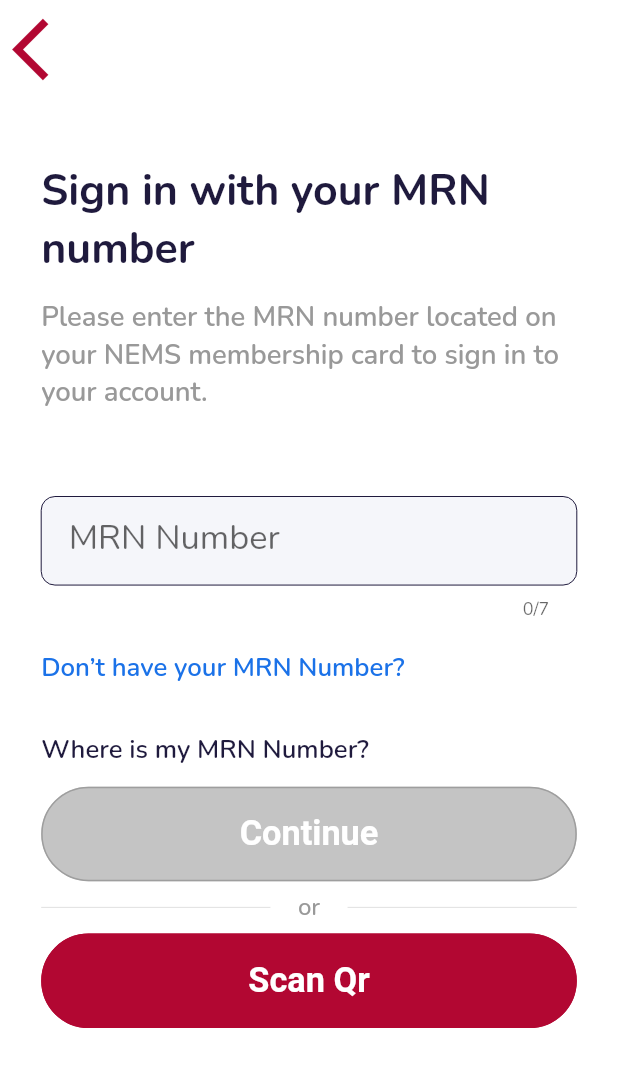
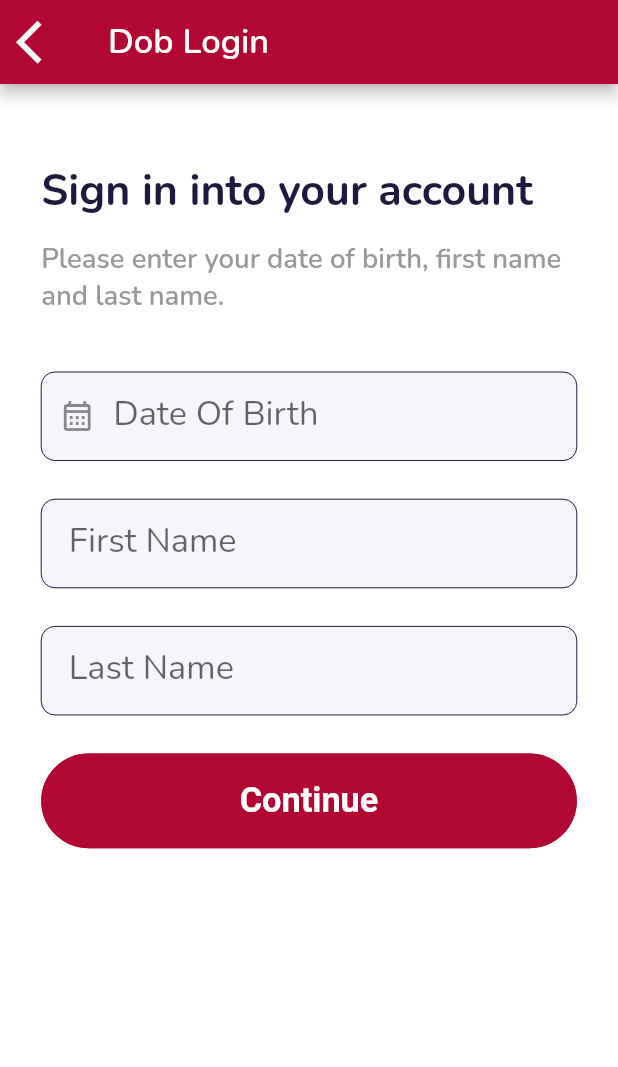
Before and after one commit to Kat001/Nems-Flutter-App, a Flutter app: the CheckMrn screen opened directly, after a tap on "Don’t have your MRN Number?", on a phone screen of 412 x 824 dp. Shown: the top 1067 px of the screen. Run offline on Flutter 3.47's test engine with Material 2 defaults, Android fonts, the phone set to English and light mode, and no system bars; our stand-ins replace bloc, dartz, equatable, flutter_bloc, flutter_easyloading, flutter_screenutil and 3 more; accounts and stored records are empty.

Commit message:
dob login implemented

```diff
--- /dev/null
+++ b/lib/auth/blocs/check_dob/check_dob_bloc.dart
@@ -0,0 +1,45 @@
+import 'package:bloc/bloc.dart';
+import 'package:dartz/dartz.dart';
+import 'package:equatable/equatable.dart';
+import 'package:http/http.dart';
+import 'package:nems/auth/models/verify_dob.dart';
+import 'package:nems/auth/models/verify_mrn_model.dart';
+
+import 'package:nems/auth/repositories/user_repository.dart';
+import 'package:nems/auth/repositories/user_repository_impl.dart';
+import 'package:nems/auth/services/login_service.dart';
+import 'package:nems/core/api_client.dart';
+import 'package:nems/core/app_error.dart';
+
+part 'check_dob_event.dart';
+part 'check_dob_state.dart';
+
+class CheckDobBloc extends Bloc<CheckDobEvent, CheckDobState> {
+  CheckDobBloc() : super(CheckDobInitialState()) {
+    ApiClient apiClient = ApiClient(Client());
+    LoginUser loginUser = LoginUserImpl(apiClient);
+    UserRepository userRepository = UserRepositoryImpl(loginUser);
+
+    on<DobSubmittedEvent>((event, emit) async {
+      emit(CheckDobLoadingState());
+      var data = {
+        'dob': event.dob,
+        'firstName': event.firstname,
+        'lastName': event.lastname
+      };
+      final Either<AppError, DobData> eitherresponse =
+          await userRepository.verifyDob(data);
+
+      eitherresponse.fold((l) {
+        emit(const CheckDobErrorState("MRN does not exists"));
+        emit(CheckDobInitialState());
+      }, (r) {
+        if (r.status == 'success') {
+          emit(CheckDobSuccessState(r));
+        } else {
+          emit(CheckDobInitialState());
+        }
+      });
+    });
+  }
+}
--- /dev/null
+++ b/lib/auth/blocs/check_dob/check_dob_event.dart
@@ -0,0 +1,16 @@
+part of 'check_dob_bloc.dart';
+
+abstract class CheckDobEvent extends Equatable {
+  const CheckDobEvent();
+
+  @override
+  List<Object> get props => [];
+}
+
+class DobSubmittedEvent extends CheckDobEvent {
+  final String dob;
+  final String firstname;
+  final String lastname;
+
+  const DobSubmittedEvent(this.dob, this.firstname, this.lastname);
+}
--- /dev/null
+++ b/lib/auth/blocs/check_dob/check_dob_state.dart
@@ -0,0 +1,25 @@
+part of 'check_dob_bloc.dart';
+
+abstract class CheckDobState extends Equatable {
+  const CheckDobState();
+
+  @override
+  List<Object> get props => [];
+}
+
+class CheckDobInitialState extends CheckDobState {}
+
+class CheckDobLoadingState extends CheckDobState {}
+
+class CheckDobSuccessState extends CheckDobState {
+  final DobData dobData;
+
+  const CheckDobSuccessState(this.dobData);
+  @override
+  List<Object> get props => [dobData];
+}
+
+class CheckDobErrorState extends CheckDobState {
+  final String errorMesage;
+  const CheckDobErrorState(this.errorMesage);
+}
--- /dev/null
+++ b/lib/auth/models/verify_dob.dart
@@ -0,0 +1,27 @@
+class DobData {
+  String? message;
+  String? status;
+  String? telecom;
+  String? channel;
+  String? mrn;
+
+  DobData({this.message, this.status, this.telecom, this.channel, this.mrn});
+
+  DobData.fromJson(Map<String, dynamic> json) {
+    message = json['message'];
+    status = json['status'];
+    telecom = json['telecom'];
+    channel = json['channel'];
+    mrn = json['mrn'];
+  }
+
+  Map<String, dynamic> toJson() {
+    final Map<String, dynamic> data = new Map<String, dynamic>();
+    data['message'] = this.message;
+    data['status'] = this.status;
+    data['telecom'] = this.telecom;
+    data['channel'] = this.channel;
+    data['mrn'] = this.mrn;
+    return data;
+  }
+}
--- a/lib/auth/repositories/user_repository.dart
+++ b/lib/auth/repositories/user_repository.dart
@@ -1,9 +1,11 @@
 import 'package:dartz/dartz.dart';
 import 'package:nems/auth/models/auth_user_model.dart';
+import 'package:nems/auth/models/verify_dob.dart';
 import 'package:nems/auth/models/verify_mrn_model.dart';
 import 'package:nems/core/app_error.dart';
 
 abstract class UserRepository {
   Future<Either<AppError, MrnData>> verifyMrn(Map<dynamic, dynamic> data);
   Future<Either<AppError, AuthUser>> loginUser(Map<dynamic, dynamic> data);
+  Future<Either<AppError, DobData>> verifyDob(Map<dynamic, dynamic> data);
 }
--- a/lib/auth/screens/check_mrn.dart
+++ b/lib/auth/screens/check_mrn.dart
@@ -3,6 +3,7 @@
 import 'package:flutter/material.dart';
 import 'package:flutter_bloc/flutter_bloc.dart';
 import 'package:flutter_easyloading/flutter_easyloading.dart';
+import 'package:nems/auth/blocs/check_dob/check_dob_bloc.dart';
 
 import 'package:nems/auth/blocs/checkmrn/checkmrn_bloc.dart';
 import 'package:nems/auth/blocs/verifyotp/verifyotp_bloc.dart';
@@ -10,6 +11,8 @@ import 'package:nems/auth/blocs/verifyotp/verifyotp_bloc.dart';
 import 'package:nems/auth/screens/check_otp.dart';
 
 import 'package:flutter_screenutil/flutter_screenutil.dart';
+import 'package:nems/auth/screens/dob_login.dart';
+import 'package:nems/auth/widgets/image_popup.dart';
 
 class CheckMrn extends StatefulWidget {
   const CheckMrn({Key? key}) : super(key: key);
@@ -33,18 +36,24 @@ class _CheckMrnState extends State<CheckMrn> {
     return Scaffold(
       resizeToAvoidBottomInset: false,
       appBar: AppBar(
-        backgroundColor: Colors.white,
-        elevation: 0,
         leading: IconButton(
           onPressed: () {
-            Navigator.of(context).pop();
+            Navigator.pop(context);
           },
           icon: Icon(
             Icons.arrow_back_ios,
-            color: buttonColor,
-            size: 50,
+            size: 30.sp,
           ),
         ),
+        title: Text(
+          'Check Mrn',
+          style: TextStyle(
+            fontSize: 20.sp,
+            fontWeight: FontWeight.w600,
+            color: Colors.white,
+          ),
+        ),
+        backgroundColor: buttonColor,
       ),
       backgroundColor: Colors.white,
       body: BlocListener<CheckMrnBloc, CheckMrnState>(
@@ -118,7 +127,14 @@ class _CheckMrnState extends State<CheckMrn> {
                   ),
                   InkWell(
                     onTap: () {
-                      print("do not have mrn");
+                      Navigator.push(
+                        context,
+                        MaterialPageRoute(
+                            builder: (context) => BlocProvider(
+                                  create: (context) => CheckDobBloc(),
+                                  child: DobLogin(),
+                                )),
+                      );
                     },
                     child: Text(
                       "Don’t have your MRN Number?",
@@ -133,16 +149,25 @@ class _CheckMrnState extends State<CheckMrn> {
                     height: 25.h,
                   ),
                   InkWell(
-                    onTap: () {
-                      print("where is my mrn");
+                    onTap: () async {
+                      await showDialog(
+                          context: context, builder: (_) => ImageDialog());
                     },
-                    child: Text(
+                    child: Row(
+                      children: [
+                        Icon(Icons.info_outline_rounded),
+                        SizedBox(
+                          width: 5.w,
+                        ),
+                        Text(
                           "Where is my MRN Number?",
                           style: TextStyle(
                             fontSize: 15.sp,
                             fontWeight: FontWeight.w600,
                             color: darkTextColor,
                           ),
+                        ),
+                      ],
                     ),
                   ),
                   SizedBox(
--- /dev/null
+++ b/lib/auth/screens/dob_login.dart
@@ -0,0 +1,252 @@
+import 'package:flutter/cupertino.dart';
+import 'package:flutter/material.dart';
+import 'package:flutter_bloc/flutter_bloc.dart';
+import 'package:flutter_easyloading/flutter_easyloading.dart';
+import 'package:flutter_screenutil/flutter_screenutil.dart';
+import 'package:intl/intl.dart';
+import 'package:nems/auth/blocs/check_dob/check_dob_bloc.dart';
+import 'package:nems/auth/blocs/verifyotp/verifyotp_bloc.dart';
+import 'package:nems/auth/screens/check_otp.dart';
+
+class DobLogin extends StatefulWidget {
+  const DobLogin({Key? key}) : super(key: key);
+
+  @override
+  State<DobLogin> createState() => _DobLoginState();
+}
+
+class _DobLoginState extends State<DobLogin> {
+  final purpleColor = Color(0xff6688FF);
+  final darkTextColor = Color(0xff1F1A3D);
+  final lightTextColor = Color(0xff999999);
+  final textFieldColor = Color(0xffF5F6FA);
+  final borderColor = Color(0xffD9D9D9);
+  final linkColor = Color(0xFF1b72e8);
+  final buttonColor = Color(0xFFb20732);
+  final TextEditingController firstName = TextEditingController();
+  final TextEditingController lastName = TextEditingController();
+  final TextEditingController dob = TextEditingController();
+  DateTime dateTime = DateTime.now();
+
+  @override
+  Widget build(BuildContext context) {
+    return Scaffold(
+      resizeToAvoidBottomInset: false,
+      appBar: AppBar(
+        leading: IconButton(
+          onPressed: () {
+            Navigator.pop(context);
+          },
+          icon: Icon(
+            Icons.arrow_back_ios,
+            size: 30.sp,
+          ),
+        ),
+        title: Text(
+          'Dob Login',
+          style: TextStyle(
+            fontSize: 20.sp,
+            fontWeight: FontWeight.w600,
+            color: Colors.white,
+          ),
+        ),
+        backgroundColor: buttonColor,
+      ),
+      backgroundColor: Colors.white,
+      body: BlocListener<CheckDobBloc, CheckDobState>(
+        listener: (context, state) {
+          if (state is CheckDobSuccessState) {
+            Navigator.push(
+              context,
+              MaterialPageRoute(
+                  builder: (context) => BlocProvider(
+                        create: (context) => VerifyOtpBloc(),
+                        child: CheckOtp(
+                          mrn: state.dobData.mrn,
+                          phone: state.dobData.telecom,
+                        ),
+                      )),
+            );
+          }
+          if (state is CheckDobErrorState) {
+            EasyLoading.showError(state.errorMesage);
+          }
+        },
+        child: SingleChildScrollView(
+          child: SafeArea(
+            child: Padding(
+              padding: EdgeInsets.symmetric(horizontal: 24.w),
+              child: Column(
+                crossAxisAlignment: CrossAxisAlignment.start,
+                children: [
+                  SizedBox(
+                    height: 40.h,
+                  ),
+                  Text(
+                    "Sign in into your account",
+                    style: TextStyle(
+                      fontSize: 25.sp,
+                      fontWeight: FontWeight.w700,
+                      color: darkTextColor,
+                    ),
+                  ),
+                  SizedBox(
+                    height: 10.h,
+                  ),
+                  Text(
+                    "Please enter your date of birth, first name and last name.",
+                    style: TextStyle(
+                      fontSize: 16.sp,
+                      fontWeight: FontWeight.w600,
+                      color: lightTextColor,
+                    ),
+                  ),
+                  SizedBox(
+                    height: 30.h,
+                  ),
+                  getTextField(hint: "Date Of Birth", controller: dob),
+                  SizedBox(
+                    height: 20.h,
+                  ),
+                  getTextField(hint: "First Name", controller: firstName),
+                  SizedBox(
+                    height: 20.h,
+                  ),
+                  getTextField(hint: "Last Name", controller: lastName),
+                  SizedBox(
+                    height: 20.h,
+                  ),
+                  _continueButton(),
+                  SizedBox(
+                    height: 20.h,
+                  ),
+                ],
+              ),
+            ),
+          ),
+        ),
+      ),
+    );
+  }
+
+  Widget _continueButton() {
+    return SizedBox(
+      width: double.infinity,
+      child: BlocBuilder<CheckDobBloc, CheckDobState>(
+        builder: (context, state) {
+          if (state is CheckDobLoadingState) {
+            return Center(
+              child: CircularProgressIndicator(color: buttonColor),
+            );
+          }
+          return TextButton(
+            onPressed: () async {
+              // here put form validation.....,
+              BlocProvider.of<CheckDobBloc>(context).add(
+                DobSubmittedEvent(
+                  dob.text,
+                  firstName.text,
+                  lastName.text,
+                ),
+              );
+            },
+            style: ButtonStyle(
+                backgroundColor: MaterialStateProperty.all(
+                    (true) ? buttonColor : Color(0XFFC4c4c4)),
+                foregroundColor: MaterialStateProperty.all(Colors.white),
+                shape: MaterialStateProperty.all<RoundedRectangleBorder>(
+                    RoundedRectangleBorder(
+                        borderRadius: BorderRadius.circular(50.r),
+                        side: BorderSide(
+                            color: (true) ? buttonColor : Colors.grey))),
+                padding: MaterialStateProperty.all(
+                    EdgeInsets.symmetric(vertical: 14.h)),
+                textStyle: MaterialStateProperty.all(TextStyle(
+                  fontSize: 20.sp,
+                  fontWeight: FontWeight.w700,
+                ))),
+            child: Text("Continue"),
+          );
+        },
+      ),
+    );
+  }
+
+  Widget getTextField(
+      {required String hint, required TextEditingController controller}) {
+    return TextFormField(
+      controller: controller,
+      onTap: () {
+        if (hint == 'Date Of Birth') {
+          showSheet(context, child: buildDatePicker(), onClicked: () {
+            final value = DateFormat('MM/dd/yyyy').format(dateTime);
+            controller.text = value;
+            Navigator.pop(context);
+          });
+        }
+      },
+      readOnly: (hint == 'Date Of Birth') ? true : false,
+      onChanged: (value) {
+        // BlocProvider.of<CheckMrnBloc>(context).add(
+        //   MrnTextChangedEvent(value),
+        // );
+      },
+      style: TextStyle(
+        fontSize: 23.sp,
+        height: 0.75.sp,
+        fontWeight: FontWeight.w400,
+      ),
+      decoration: InputDecoration(
+          prefixIcon: (hint == 'Date Of Birth')
+              ? const Icon(Icons.calendar_month_outlined)
+              : null,
+          border: OutlineInputBorder(
+            // borderRadius: BorderRadius.circular(8.r),
+            borderSide: BorderSide(color: darkTextColor, width: 0),
+          ),
+          enabledBorder: OutlineInputBorder(
+            borderRadius: BorderRadius.circular(8.r),
+            borderSide: BorderSide(color: darkTextColor, width: 0),
+          ),
+          contentPadding:
+              EdgeInsets.symmetric(horizontal: 16.w, vertical: 14.h),
+          filled: true,
+          fillColor: textFieldColor,
+          hintText: hint,
+          hintStyle: TextStyle(
+            fontSize: 20.sp,
+            fontWeight: FontWeight.w400,
+          )),
+    );
+  }
+
+  Widget buildDatePicker() => SizedBox(
+        height: 180,
+        child: CupertinoDatePicker(
+          minimumYear: 1960,
+          maximumYear: DateTime.now().year,
+          initialDateTime: dateTime,
+          mode: CupertinoDatePickerMode.date,
+          onDateTimeChanged: (dateTime) =>
+              setState(() => this.dateTime = dateTime),
+        ),
+      );
+
+  static void showSheet(
+    BuildContext context, {
+    required Widget child,
+    required VoidCallback onClicked,
+  }) =>
+      showCupertinoModalPopup(
+        context: context,
+        builder: (context) => CupertinoActionSheet(
+          actions: [
+            child,
+          ],
+          cancelButton: CupertinoActionSheetAction(
+            child: Text('Done'),
+            onPressed: onClicked,
+          ),
+        ),
+      );
+}
--- a/lib/auth/widgets/otp_input.dart
+++ b/lib/auth/widgets/otp_input.dart
@@ -1,10 +1,7 @@
-import 'package:flutter/foundation.dart';
 import 'package:flutter/material.dart';
 import 'package:flutter_bloc/flutter_bloc.dart';
 import 'package:flutter_screenutil/flutter_screenutil.dart';
 import 'package:nems/auth/blocs/verifyotp/verifyotp_bloc.dart';
-
-import '../blocs/checkmrn/checkmrn_bloc.dart';
 
 // Create an input widget that takes only one digit
 class OtpInput extends StatefulWidget {
--- a/lib/main.dart
+++ b/lib/main.dart
@@ -1,6 +1,7 @@
 import 'package:flutter/material.dart';
 import 'package:flutter_easyloading/flutter_easyloading.dart';
 import 'package:nems/auth/screens/dash_board.dart';
+import 'package:nems/auth/screens/dob_login.dart';
 import 'package:nems/auth/screens/index.dart';
 import 'dart:core';
 
@@ -54,7 +55,6 @@ class _MyAppState extends State<MyApp> {
       builder: () => MaterialApp(
         title: 'Flutter Demo',
         theme: ThemeData(
-          primarySwatch: Colors.blue,
           textTheme: GoogleFonts.nunitoTextTheme(
             Theme.of(context).textTheme,
           ),
--- a/pubspec.yaml
+++ b/pubspec.yaml
@@ -44,6 +44,7 @@ dependencies:
   flutter_bloc: ^8.0.1
   flutter_easyloading: ^3.0.3
   shared_preferences: ^2.0.13
+  intl: ^0.17.0
 
 dev_dependencies:
   flutter_test:
@@ -70,6 +71,7 @@ flutter:
   # To add assets to your application, add an assets section, like this:
   assets:
     - assets/images/img-banner.png
+    - assets/images/mrn-banner.png
     - assets/images/book-appointment.svg
     - assets/images/checkin.svg
 
```
Also changed, not shown: lib/auth/blocs/verifyotp/verifyotp_bloc.dart (+9 -10 lines), lib/auth/repositories/user_repository_impl.dart (+14 -0 lines), lib/auth/screens/check_otp.dart (+20 -0 lines), lib/auth/screens/dash_board.dart (+21 -7 lines), lib/auth/services/login_service.dart (+9 -0 lines), lib/auth/widgets/image_popup.dart (added, +18 -0 lines), assets/images/mrn-banner.png (added), pubspec.lock, 3 other files. Lines whose indentation alone changed are shown as unchanged.
